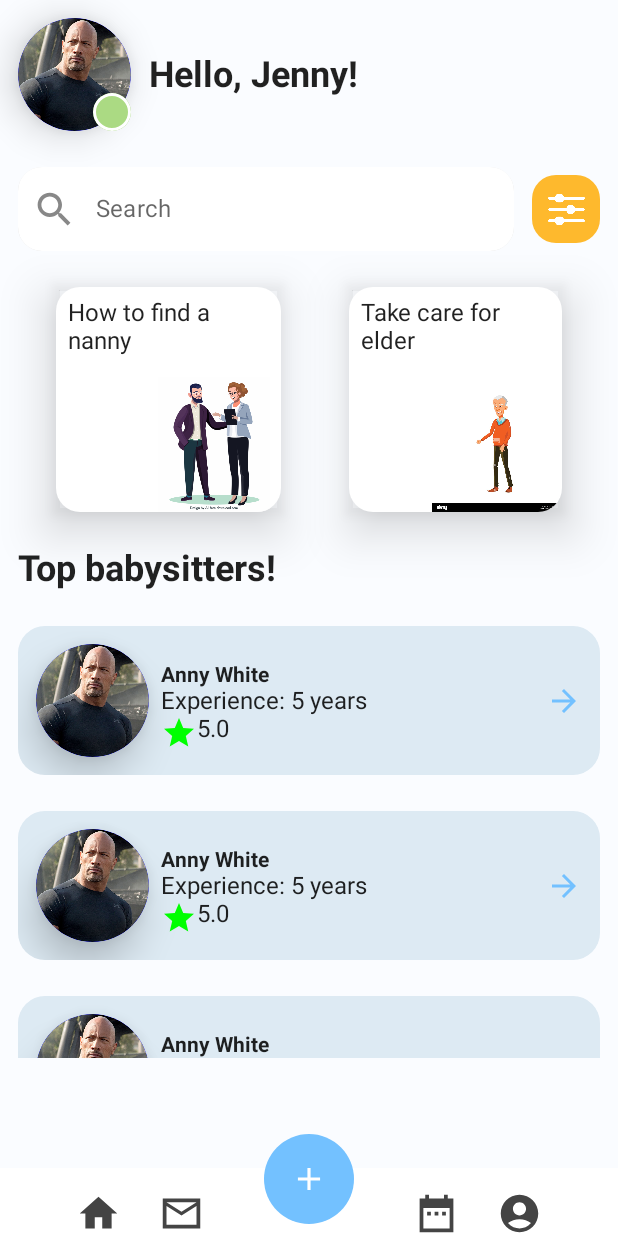
After one commit to sk123411/compose-practice, an Android app built with Jetpack Compose: the composable HomeScreen shown on its own in the app's theme, on a phone screen of 412 x 824 dp. The commit adds this screen. Run offline under Robolectric (Android 15) with nearby library versions, the phone set to English and light mode, and no system bars.

Commit message:
worked on new dribble design using compose

```diff
--- a/app/src/main/java/com/example/composepractice/MainActivity.kt
+++ b/app/src/main/java/com/example/composepractice/MainActivity.kt
@@ -26,6 +26,7 @@ import androidx.compose.ui.tooling.preview.Preview
 import androidx.compose.ui.unit.dp
 import androidx.compose.ui.unit.sp
 import coil.compose.rememberImagePainter
+import com.example.composepractice.ui.HomeScreen
 import com.example.composepractice.ui.theme.ComposePracticeTheme
 
 class MainActivity : ComponentActivity() {
@@ -39,8 +40,8 @@ class MainActivity : ComponentActivity() {
             ComposePracticeTheme {
                 // A surface container using the 'background' color from the theme
                 Surface(color = MaterialTheme.colors.background) {
-                    FormNameUI(applicationContext,mainActivityViewModel)
-
+//                    FormNameUI(applicationContext,mainActivityViewModel)
+                    HomeScreen()
                 }
             }
         }
--- /dev/null
+++ b/app/src/main/java/com/example/composepractice/ui/HomeScreen.kt
@@ -0,0 +1,440 @@
+package com.example.composepractice.ui
+
+import androidx.compose.foundation.*
+import androidx.compose.foundation.layout.*
+import androidx.compose.foundation.lazy.LazyColumn
+import androidx.compose.foundation.shape.CircleShape
+import androidx.compose.foundation.shape.RoundedCornerShape
+import androidx.compose.material.Icon
+import androidx.compose.material.Text
+import androidx.compose.material.TextField
+import androidx.compose.material.TextFieldDefaults
+import androidx.compose.material.icons.Icons
+import androidx.compose.material.icons.filled.*
+import androidx.compose.material.icons.sharp.AccountCircle
+import androidx.compose.material.icons.sharp.DateRange
+import androidx.compose.material.icons.sharp.Email
+import androidx.compose.material.icons.sharp.MailOutline
+import androidx.compose.runtime.Composable
+import androidx.compose.ui.Alignment
+import androidx.compose.ui.Modifier
+import androidx.compose.ui.draw.clip
+import androidx.compose.ui.draw.shadow
+import androidx.compose.ui.graphics.Color
+import androidx.compose.ui.layout.ContentScale
+import androidx.compose.ui.res.painterResource
+import androidx.compose.ui.text.TextStyle
+import androidx.compose.ui.text.font.FontWeight
+import androidx.compose.ui.tooling.preview.Preview
+import androidx.compose.ui.unit.dp
+import androidx.compose.ui.unit.sp
+import com.example.composepractice.R
+import com.example.composepractice.util.Utils
+
+@Composable
+fun HomeScreen() {
+
+    Box(modifier = Modifier.fillMaxSize()
+        .background(Color.White,
+            ),contentAlignment = Alignment.BottomCenter){
+
+        Column(
+            modifier = Modifier
+                .fillMaxSize()
+                .background(Utils.getColor("fafcff"))
+                .verticalScroll(rememberScrollState())
+        ) {
+
+            TopUI()
+            MiddleUI()
+            LowerUI()
+        }
+        BottomUI()
+
+
+    }
+
+
+
+}
+
+
+@Composable
+fun TopUI() {
+
+    Column() {
+        //Avatar with Name
+        Row(
+            verticalAlignment = Alignment.CenterVertically,
+            modifier = Modifier.padding(start = 12.dp, end = 12.dp, top = 12.dp)
+        ) {
+
+            Box() {
+                Box(
+                    modifier = Modifier
+                        .size(75.dp)
+                        .shadow(15.dp, CircleShape)
+                        .clip(CircleShape)
+                        .background(Color.Blue)
+                ) {
+                    Image(
+                        painter = painterResource(R.drawable.rock),
+                        contentDescription = "avatar",
+                        contentScale = ContentScale.Crop,            // crop the image if it's not a square
+                        modifier = Modifier
+                            .matchParentSize()
+                            .clip(CircleShape)                       // clip to the circle shape
+                        // add a border (optional)
+                    )
+
+
+                }
+                Box(
+                    modifier = Modifier
+                        .size(25.dp)
+                        .clip(CircleShape)
+                        .background(Utils.getColor("abda83"))
+                        .border(
+                            width = 2.dp,
+                            color = Color.White,
+                            shape = CircleShape
+                        )
+                        .align(Alignment.BottomEnd)
+
+                )
+            }
+
+            Text(
+                "Hello, Jenny!", style = TextStyle(
+                    fontSize = 24.sp, fontWeight = FontWeight.Bold
+                ), modifier = Modifier.padding(start = 12.dp)
+            )
+
+
+        }
+
+
+        Row(
+            verticalAlignment = Alignment.CenterVertically,
+            horizontalArrangement = Arrangement.SpaceEvenly,
+
+            modifier = Modifier.padding(start = 12.dp, end = 12.dp, top = 24.dp)
+        ) {
+
+            TextField(
+                label={
+                    Text("Search")
+                },
+
+                value = "",
+
+                onValueChange = {
+
+
+                },
+                modifier = Modifier
+                    .weight(1f)
+                    .padding(end = 12.dp)
+                    .clip(RoundedCornerShape(size = 16.dp))
+                    .background(Color.White)
+                    .shadow(15.dp),
+                colors = TextFieldDefaults.textFieldColors(
+                    backgroundColor = Color.White,
+                    unfocusedIndicatorColor = Color.Transparent,
+                    focusedIndicatorColor = Color.Transparent
+
+                ),
+                leadingIcon = {
+                    Icon(
+                        modifier = Modifier.size(30.dp),
+                        imageVector = Icons.Filled.Search,
+                        contentDescription = null,
+                        tint = Color.Gray
+                    )
+                }
+
+            )
+
+
+            Box(
+                contentAlignment = Alignment.Center,
+                modifier = Modifier
+                    .size(height = 45.dp, width = 45.dp)
+                    .clip(RoundedCornerShape(size = 16.dp))
+                    .background(Utils.getColor("feb92d"))
+            ) {
+
+                Icon(
+//                    imageVector = Icons.Filled.Person,
+                    painterResource(id = R.drawable.filter),
+                    contentDescription = null,
+                    tint = Color.White,
+                    modifier = Modifier
+                        .size(height = 30.dp, width = 45.dp)
+                        .size(height = 30.dp, width = 45.dp)
+
+                )
+
+            }
+
+
+        }
+
+
+    }
+
+
+}
+
+
+@Composable
+fun MiddleUI() {
+
+    Row(
+        horizontalArrangement = Arrangement.SpaceEvenly,
+        verticalAlignment = Alignment.CenterVertically,
+        modifier = Modifier.fillMaxWidth().padding(top = 24.dp)
+    ) {
+        Box(
+            modifier = Modifier
+                .size(height = 150.dp, width = 150.dp)
+                .shadow(20.dp)
+
+                .clip(RoundedCornerShape(size = 16.dp))
+                .background(Color.White)
+
+        ) {
+
+
+            Image(
+                painter = painterResource(id = R.drawable.business),
+                contentDescription = null, modifier = Modifier
+                    .size(90.dp)
+                    .align(Alignment.BottomEnd)
+            )
+            Text(
+                "How to find a nanny", modifier = Modifier
+                    .align(Alignment.TopStart)
+                    .padding(all = 8.dp)
+            )
+
+
+        }
+
+
+        Box(
+            modifier = Modifier
+                .size(height = 150.dp, width = 150.dp)
+                .padding(start = 8.dp)
+                .shadow(20.dp)
+
+                .clip(RoundedCornerShape(size = 16.dp))
+                .background(Color.White)
+
+        ) {
+
+
+            Image(
+                painter = painterResource(id = R.drawable.sir),
+                contentDescription = null, modifier = Modifier
+                    .size(90.dp)
+                    .align(Alignment.BottomEnd)
+            )
+            Text(
+                "Take care for elder", modifier = Modifier
+                    .align(Alignment.TopStart)
+                    .padding(all = 8.dp)
+            )
+
+
+        }
+
+    }
+
+}
+
+
+@Composable
+fun BottomUI() {
+
+    Box( contentAlignment = Alignment.Center) {
+
+        Box(modifier = Modifier
+            .fillMaxWidth()
+            .height(45.dp)
+            .background(Color.White).align(Alignment.BottomCenter)){
+            Row(horizontalArrangement = Arrangement.SpaceEvenly,
+                modifier = Modifier.fillMaxWidth().align(Alignment.BottomCenter)
+            ) {
+
+                Row(){
+
+
+                }
+
+                Icon(
+                    modifier=Modifier.size(30.dp),
+                    imageVector = Icons.Default.Home,
+                    contentDescription = null, tint = Color.DarkGray
+                )
+
+
+                Icon(
+                    modifier=Modifier.size(30.dp),
+                    imageVector = Icons.Sharp.MailOutline,
+                    contentDescription = null, tint = Color.DarkGray
+                )
+
+                Spacer(modifier = Modifier.width(90.dp))
+                Icon(
+                    modifier=Modifier.size(30.dp),
+
+                    imageVector = Icons.Sharp.DateRange,
+                    contentDescription = null, tint = Color.DarkGray
+                )
+
+
+                Icon(
+                    modifier=Modifier.size(30.dp),
+
+                    imageVector = Icons.Default.AccountCircle,
+                    contentDescription = null, tint = Color.DarkGray
+                )
+                Row(){
+
+
+                }
+
+
+
+
+
+
+            }
+
+        }
+
+
+        Box(modifier = Modifier.padding(bottom=8.dp).size(60.dp).clip(CircleShape).background(Utils.getColor("73c1ff")),
+        contentAlignment = Alignment.Center){
+
+            Icon(
+                modifier=Modifier.size(25.dp),
+                imageVector = Icons.Default.Add,
+            contentDescription = null,tint=Color.White)
+
+        }
+
+
+    }
+
+
+}
+
+
+@Composable
+fun LowerUI() {
+
+    Column() {
+        Text(
+            "Top babysitters!", style = TextStyle(
+                fontSize = 24.sp, fontWeight = FontWeight.Bold
+            ), modifier = Modifier.padding(start = 12.dp, top = 24.dp,bottom=12.dp)
+        )
+
+
+        LazyColumn(modifier = Modifier.height(height = 300.dp), content = {
+            items(10) {
+
+                BioUI()
+
+            }
+
+        })
+
+
+    }
+
+
+}
+
+@Composable
+fun BioUI() {
+    Box(
+        modifier = Modifier
+            .padding(12.dp)
+            .clip(RoundedCornerShape(18.dp))
+            .background(Utils.getColor("ddeaf3"))
+    ) {
+
+        Row(
+            verticalAlignment = Alignment.CenterVertically,
+            horizontalArrangement = Arrangement.SpaceEvenly,
+            modifier = Modifier.padding(12.dp)
+        ) {
+
+            Box(
+                modifier = Modifier
+                    .size(75.dp)
+                    .shadow(15.dp, CircleShape)
+                    .clip(CircleShape)
+                    .background(Color.Blue)
+            ) {
+                Image(
+                    painter = painterResource(R.drawable.rock),
+                    contentDescription = "avatar",
+                    contentScale = ContentScale.Crop,            // crop the image if it's not a square
+                    modifier = Modifier
+                        .matchParentSize()
+                        .clip(CircleShape)                       // clip to the circle shape
+                    // add a border (optional)
+                )
+
+
+            }
+
+            Column(
+                modifier = Modifier
+                    .weight(1f)
+                    .padding(start = 8.dp, top = 8.dp)
+            ) {
+                Text("Anny White", style = TextStyle(fontWeight = FontWeight.Bold))
+                Text("Experience: 5 years")
+
+                Row() {
+                    Icon(
+                        imageVector = Icons.Default.Star,
+                        tint = Color.Green, contentDescription = null
+                    )
+                    Text(text = "5.0")
+
+                }
+
+            }
+
+
+            Icon(
+                imageVector = Icons.Default.ArrowForward,
+                tint = Utils.getColor("73c1ff"), contentDescription = null
+            )
+
+
+        }
+
+
+    }
+}
+
+
+@Composable
+@Preview(showBackground = true)
+fun Preview() {
+
+    Column {
+
+        TopUI()
+        MiddleUI()
+
+    }
+
+}
--- /dev/null
+++ b/app/src/main/java/com/example/composepractice/util/Utils.kt
@@ -0,0 +1,13 @@
+package com.example.composepractice.util
+
+import androidx.compose.ui.graphics.Color
+
+object Utils {
+
+        fun getColor(colorString: String): Color {
+            return Color(android.graphics.Color.parseColor("#" + colorString))
+        }
+
+
+
+}
```
Also changed, not shown: app/src/main/res/drawable/business.jpg (added), app/src/main/res/drawable/filter.png (added), app/src/main/res/drawable/rock.jpg (added), app/src/main/res/drawable/sir.jpg (added).
